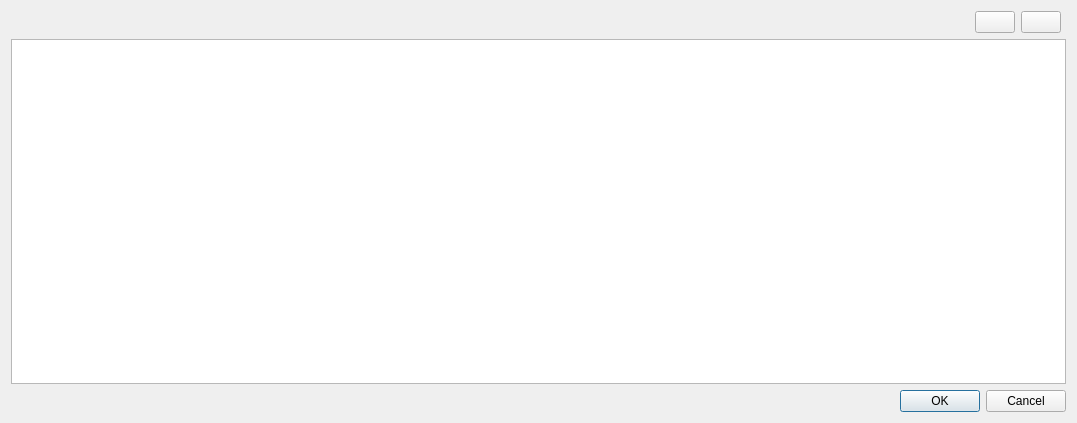
Old version of the form src/modules/lambda/LambdaResultListDialog.ui in the repository jensvogt/awsmock-qt-ui.
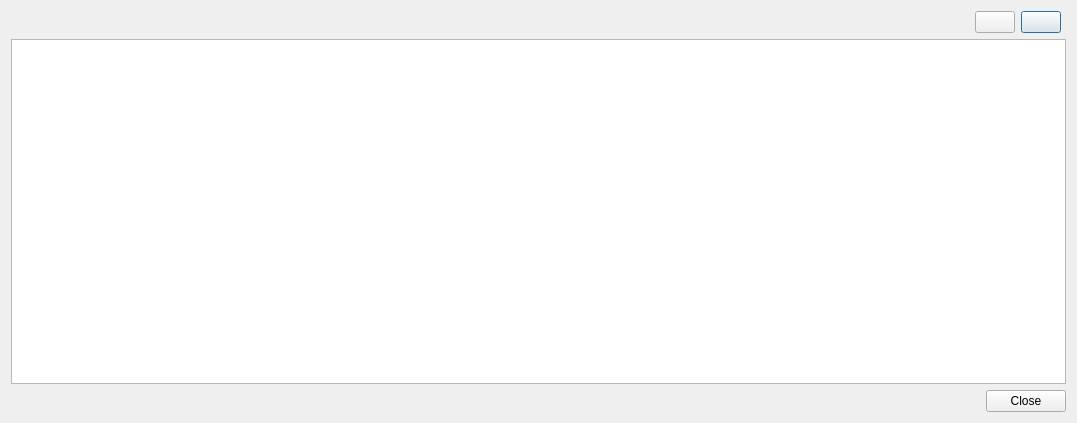
New version of the form.

Commit message: fix: application environment add dialog

Patch:
```diff
--- a/src/modules/lambda/LambdaResultListDialog.ui
+++ b/src/modules/lambda/LambdaResultListDialog.ui
@@ -66,7 +66,7 @@
    <item>
     <widget class="QDialogButtonBox" name="buttonBox">
      <property name="standardButtons">
-      <set>QDialogButtonBox::StandardButton::Cancel|QDialogButtonBox::StandardButton::Ok</set>
+      <set>QDialogButtonBox::StandardButton::Close</set>
      </property>
     </widget>
    </item>
```
The commit also changes 15 other files.
